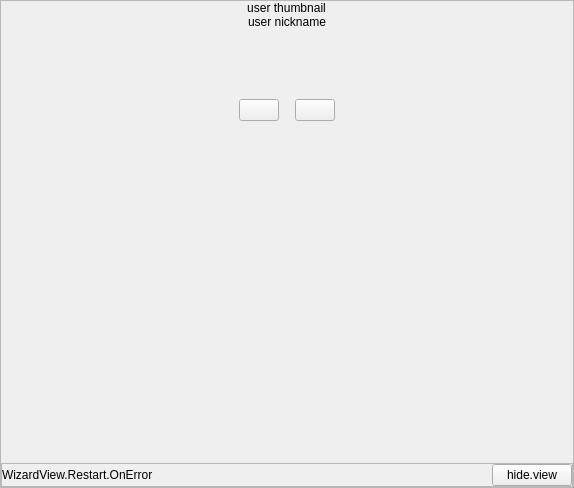
naver/prism-live-studio, file src/prism-live-studio/PRISMLiveStudio/prism-ui/widzardView/PLSLaunchWizardView.ui: the form before one commit.
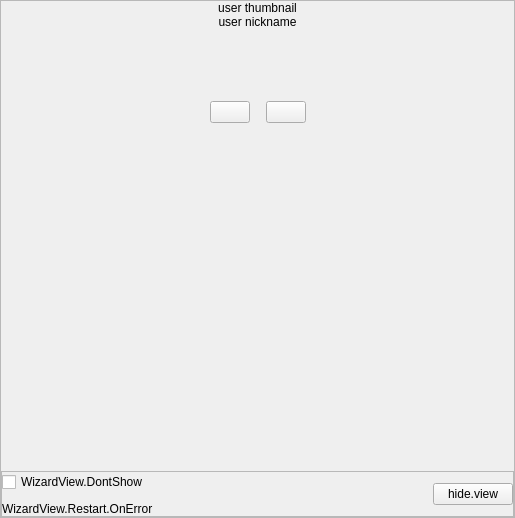
The form after the commit. Custom widgets are drawn as their Qt base class.

```diff
--- a/src/prism-live-studio/PRISMLiveStudio/prism-ui/widzardView/PLSLaunchWizardView.ui
+++ b/src/prism-live-studio/PRISMLiveStudio/prism-ui/widzardView/PLSLaunchWizardView.ui
@@ -6,8 +6,8 @@
    <rect>
     <x>0</x>
     <y>0</y>
-    <width>574</width>
-    <height>488</height>
+    <width>515</width>
+    <height>518</height>
    </rect>
   </property>
   <property name="windowTitle">
@@ -48,8 +48,8 @@
        <rect>
         <x>0</x>
         <y>0</y>
-        <width>572</width>
-        <height>486</height>
+        <width>513</width>
+        <height>516</height>
        </rect>
       </property>
       <layout class="QVBoxLayout" name="verticalLayout_3">
@@ -110,8 +110,8 @@
            <rect>
             <x>0</x>
             <y>0</y>
-            <width>572</width>
-            <height>435</height>
+            <width>513</width>
+            <height>434</height>
            </rect>
           </property>
           <layout class="QVBoxLayout" name="verticalLayout_2">
@@ -263,7 +263,7 @@
          </property>
          <layout class="QHBoxLayout" name="horizontalLayout_3">
           <property name="spacing">
-           <number>0</number>
+           <number>10</number>
           </property>
           <property name="leftMargin">
            <number>0</number>
@@ -277,6 +277,27 @@
           <property name="bottomMargin">
            <number>0</number>
           </property>
+          <item>
+           <layout class="QVBoxLayout" name="verticalLayout_4">
+            <property name="spacing">
+             <number>10</number>
+            </property>
+            <property name="bottomMargin">
+             <number>0</number>
+            </property>
+            <item>
+             <widget class="PLSCheckBox" name="checkBox">
+              <property name="sizePolicy">
+               <sizepolicy hsizetype="Preferred" vsizetype="Preferred">
+                <horstretch>0</horstretch>
+                <verstretch>0</verstretch>
+               </sizepolicy>
+              </property>
+              <property name="text">
+               <string>WizardView.DontShow</string>
+              </property>
+             </widget>
+            </item>
           <item>
            <widget class="QLabel" name="tipsLabel">
             <property name="sizePolicy">
@@ -291,9 +312,14 @@
             <property name="wordWrap">
              <bool>true</bool>
             </property>
-           </widget>
-          </item>
-          <item alignment="Qt::AlignRight">
+              <property name="indent">
+               <number>-1</number>
+              </property>
+             </widget>
+            </item>
+           </layout>
+          </item>
+          <item>
            <widget class="QPushButton" name="hideButton">
             <property name="text">
              <string>hide.view</string>
@@ -309,6 +335,13 @@
    </item>
   </layout>
  </widget>
+ <customwidgets>
+  <customwidget>
+   <class>PLSCheckBox</class>
+   <extends>QCheckBox</extends>
+   <header location="global">PLSCheckBox.h</header>
+  </customwidget>
+ </customwidgets>
  <resources/>
  <connections/>
 </ui>
```
Left out of the diff: 2 changed lines with no effect on the pictures. Lines whose indentation alone changed are shown as unchanged.
